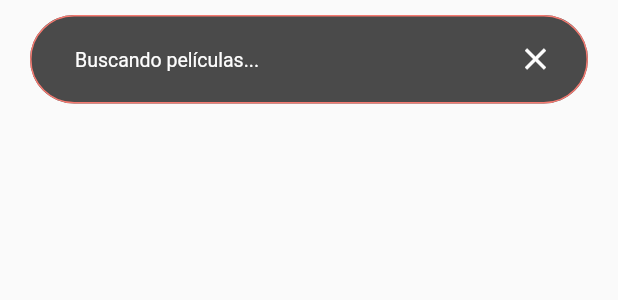
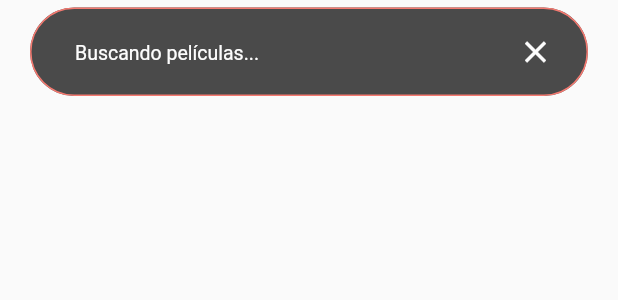
Before and after one commit to sr-Te/Flutter-CleanArchitecture-TDD, a Flutter app: the SearchMovies widget shown alone on an empty page, opened directly, on a phone screen of 412 x 824 dp. Shown: the top 300 px of the screen. Run offline on Flutter 3.47's test engine with Material 2 defaults, Android fonts, the phone set to English and light mode, and no system bars; drawn by our look-alikes of flutter_typeahead; our stand-ins replace cached_network_image, dartz, data_connection_checker, equatable, flutter_bloc, flutter_swiper and 3 more; accounts and stored records are empty; network calls fail.

Commit message:
padding appbar & search

```diff
--- a/lib/presentation/movies/movies_view/movies_grid_view.dart
+++ b/lib/presentation/movies/movies_view/movies_grid_view.dart
@@ -17,7 +17,7 @@ class MoviesGridView extends StatelessWidget {
         SizedBox(height: 90),
         Expanded(
           child: GridView.builder(
-              padding: EdgeInsets.only(top: 5, left: padd, right: padd),
+              padding: EdgeInsets.only(top: 15, left: padd, right: padd),
               gridDelegate: SliverGridDelegateWithFixedCrossAxisCount(
                 crossAxisCount: 2,
                 mainAxisSpacing: 20,
--- a/lib/presentation/widgets/main_appbar/search_movies.dart
+++ b/lib/presentation/widgets/main_appbar/search_movies.dart
@@ -13,7 +13,7 @@ class SearchMovies extends StatelessWidget {
     return Opacity(
       opacity: 0.7,
       child: Container(
-        margin: EdgeInsets.only(top: 10, left: 20, right: 20),
+        margin: EdgeInsets.only(top: 5, left: 20, right: 20),
         decoration: BoxDecoration(
           color: Colors.black,
           borderRadius: BorderRadius.circular(radius),
```
